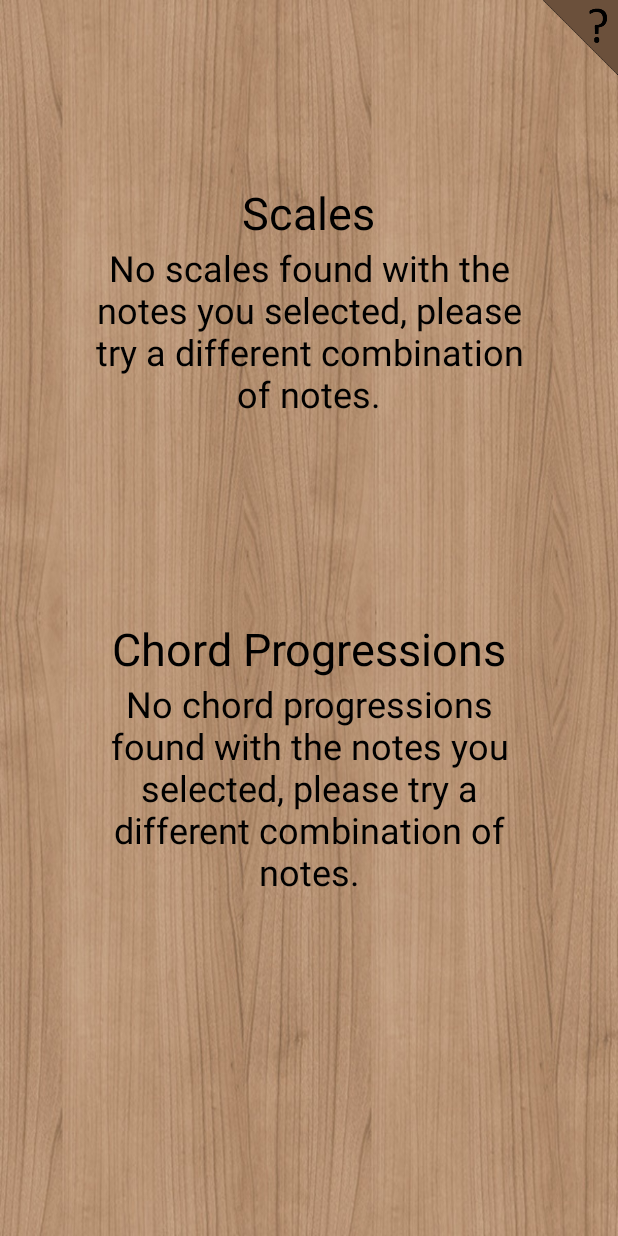
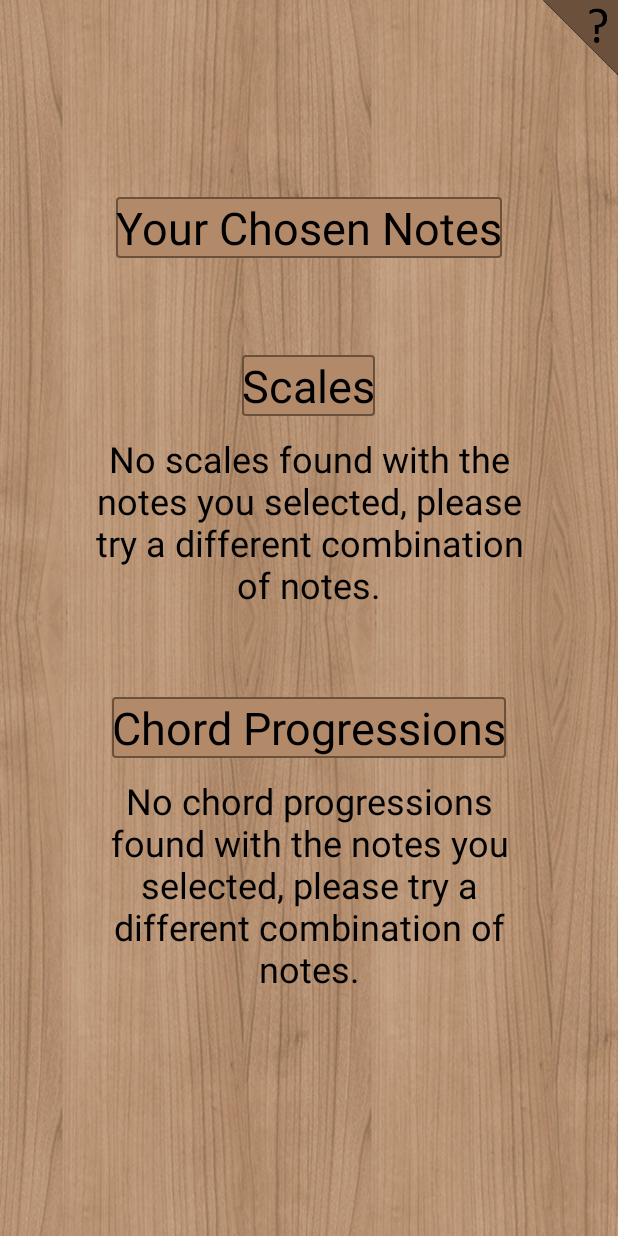
Before and after one commit to cs-4518/fp, an Android app: the ChordProgressionActivity screen opened directly, with no data from a screen before it, on a phone screen of 412 x 824 dp. Run offline under Robolectric (Android 15) with nearby library versions, the phone set to English and light mode, and no system bars.

Commit message:
UI upgrades (#18)
* Add basic style

* Add thumb style and update colors

* Change app background to wood

* Update main layout

* Increase min SDK version to allow custom SeekBar progress color

* Add help button

* Add help text

* Add new help layout to improve aesthetics

* Update help screen layout, color, and text

* Fix merge errors

* Add view on ChordProgressionActivity to view selected notes

* Update second page titles and colors, fix merge errors

* Change size of help screens

```diff
--- a/app/src/main/java/android/example/cs4518fp/ChordProgressionActivity.java
+++ b/app/src/main/java/android/example/cs4518fp/ChordProgressionActivity.java
@@ -35,6 +35,9 @@ public class ChordProgressionActivity extends AppCompatActivity {
         mHelpText.setMovementMethod(new ScrollingMovementMethod());
 
         Bundle extras = getIntent().getExtras();
+
+        TextView mStorageText = findViewById(R.id.storageText);
+
         note[0] = "";
         note[1] = "";
         note[2] = "";
@@ -43,6 +46,8 @@ public class ChordProgressionActivity extends AppCompatActivity {
             note[0] = extras.getString("note1");
             note[1] = extras.getString("note2");
             note[2] = extras.getString("note3");
+
+            mStorageText.setText(String.format("%s, %s, %s", note[0], note[1], note[2]));
         }
         findChords(note);
     }
@@ -236,28 +241,28 @@ public class ChordProgressionActivity extends AppCompatActivity {
             }
             if (!note[1].equals("") && note[2].equals("") & check1 && check2) {
                 Log.d("testLoop", "testLoop");
-                /*mScalesText.append(allScales[i][7] + " (" + allScales[i][0] + "-" + allScales[i][1] + "-"
-                        + allScales[i][2] + "-" + allScales[i][3] + "-" + allScales[i][4]
-                        + "-" + allScales[i][5] + "-" + allScales[i][6] + ")\n");*/
+                /*mScalesText.append(allScales[i][7] + " (" + allScales[i][0] + " - " + allScales[i][1] + " - "
+                        + allScales[i][2] + " - " + allScales[i][3] + " - " + allScales[i][4]
+                        + " - " + allScales[i][5] + " - " + allScales[i][6] + ")\n");*/
                 mChordText.setText("");
                 mScalesText.setText("");
                 mScalesText.append(allScales[i][7] + "\n");
-                mChordText.append(allScales[i][I] + "-" + allScales[i][V] + "-" + allScales[i][VI] + "m-" + allScales[i][IV] + "\n");
-                mChordText.append(allScales[i][I] + "-" + allScales[i][IV] + "-" + allScales[i][V] + "\n");
+                mChordText.append(allScales[i][I] + " - " + allScales[i][V] + " - " + allScales[i][VI] + "m -" + allScales[i][IV] + "\n");
+                mChordText.append(allScales[i][I] + " - " + allScales[i][IV] + " - " + allScales[i][V] + "\n");
             } else if (!note[1].equals("") && !note[2].equals("") && check1 && check2 && check3) {
                 mChordText.setText("");
                 mScalesText.setText("");
                 mScalesText.append(allScales[i][7] + "\n");
 
-                mChordText.append(allScales[i][I] + "-" + allScales[i][V] + "-" + allScales[i][VI] + "m-" + allScales[i][IV] + "\n");
-                mChordText.append(allScales[i][I] + "-" + allScales[i][IV] + "-" + allScales[i][V] + "\n");
+                mChordText.append(allScales[i][I] + " - " + allScales[i][V] + " - " + allScales[i][VI] + "m -" + allScales[i][IV] + "\n");
+                mChordText.append(allScales[i][I] + " - " + allScales[i][IV] + " - " + allScales[i][V] + "\n");
             } else if (note[1].equals("") && note[2].equals("") && check1) {
                 mChordText.setText("");
                 mScalesText.setText("");
                 mScalesText.append(allScales[i][7] + "\n");
 
-                mChordText.append(allScales[i][I] + "-" + allScales[i][V] + "-" + allScales[i][VI] + "m-" + allScales[i][IV] + "\n");
-                mChordText.append(allScales[i][I] + "-" + allScales[i][IV] + "-" + allScales[i][V] + "\n");
+                mChordText.append(allScales[i][I] + " - " + allScales[i][V] + " - " + allScales[i][VI] + "m -" + allScales[i][IV] + "\n");
+                mChordText.append(allScales[i][I] + " - " + allScales[i][IV] + " - " + allScales[i][V] + "\n");
             }
 
 
--- a/app/src/main/java/android/example/cs4518fp/MainActivity.java
+++ b/app/src/main/java/android/example/cs4518fp/MainActivity.java
@@ -222,6 +222,7 @@ public class MainActivity extends AppCompatActivity {
         }
     }
 
+
     public void showInfo(View view) {
         if (storage1.equals("")) {
             Toast.makeText(getApplicationContext(), "Please store one or more notes first", Toast.LENGTH_SHORT).show();
--- /dev/null
+++ b/app/src/main/res/drawable/rectangle_border.xml
@@ -0,0 +1,20 @@
+<?xml version="1.0" encoding="utf-8"?>
+<shape xmlns:android="http://schemas.android.com/apk/res/android"
+    android:shape="rectangle" >
+
+    <!-- View background color -->
+    <solid
+        android:color="@color/colorMedium" >
+    </solid>
+
+    <!-- View border color and width -->
+    <stroke
+        android:width="1dp"
+        android:color="@color/colorDark" >
+    </stroke>
+
+    <corners
+        android:radius="2dp"   >
+    </corners>
+
+</shape>
--- a/app/src/main/res/layout/activity_chord_progression.xml
+++ b/app/src/main/res/layout/activity_chord_progression.xml
@@ -16,10 +16,31 @@
         app:layout_constraintStart_toStartOf="parent"
         app:layout_constraintTop_toTopOf="parent">
 
+
+        <TextView
+            android:id="@+id/notes"
+            android:layout_width="wrap_content"
+            android:layout_height="wrap_content"
+            android:background="@drawable/rectangle_border"
+            android:text="@string/notes_text"
+            android:textColor="#000000"
+            android:textSize="30sp" />
+
+
+        <TextView
+            android:id="@+id/storageText"
+            android:layout_width="wrap_content"
+            android:layout_height="wrap_content"
+            android:layout_marginTop="12dp"
+            android:layout_marginBottom="20dp"
+            android:textColor="#000000"
+            android:textSize="24sp" />
+
         <TextView
             android:id="@+id/title"
             android:layout_width="wrap_content"
             android:layout_height="wrap_content"
+            android:background="@drawable/rectangle_border"
             android:text="@string/scales_text"
             android:textColor="#000000"
             android:textSize="30sp" />
@@ -27,8 +48,9 @@
         <ScrollView
             android:id="@+id/scaleScroll"
             android:layout_width="wrap_content"
-            android:layout_height="250dp"
+            android:layout_height="175dp"
             android:layout_marginStart="50dp"
+            android:layout_marginTop="12dp"
             android:layout_marginEnd="50dp">
 
             <LinearLayout
@@ -52,6 +74,7 @@
             android:id="@+id/chordTitle"
             android:layout_width="wrap_content"
             android:layout_height="wrap_content"
+            android:background="@drawable/rectangle_border"
             android:text="@string/chord_progressions"
             android:textColor="#000000"
             android:textSize="30sp" />
@@ -59,8 +82,9 @@
         <ScrollView
             android:id="@+id/chordScroll"
             android:layout_width="wrap_content"
-            android:layout_height="250dp"
+            android:layout_height="175dp"
             android:layout_marginStart="50dp"
+            android:layout_marginTop="12dp"
             android:layout_marginEnd="50dp">
 
             <LinearLayout
@@ -98,11 +122,11 @@
         android:id="@+id/helpLayout"
         android:layout_width="match_parent"
         android:layout_height="match_parent"
-        android:layout_marginStart="32dp"
-        android:layout_marginTop="32dp"
-        android:layout_marginEnd="32dp"
-        android:layout_marginBottom="32dp"
-        android:background="#C19E7E"
+        android:layout_marginStart="36dp"
+        android:layout_marginTop="20dp"
+        android:layout_marginEnd="36dp"
+        android:layout_marginBottom="20dp"
+        android:background="@color/colorLight"
         android:visibility="invisible"
         app:layout_constraintBottom_toBottomOf="parent"
         app:layout_constraintEnd_toEndOf="parent"
--- a/app/src/main/res/layout/activity_main.xml
+++ b/app/src/main/res/layout/activity_main.xml
@@ -124,11 +124,11 @@
         android:id="@+id/helpLayout"
         android:layout_width="match_parent"
         android:layout_height="match_parent"
-        android:layout_marginStart="32dp"
-        android:layout_marginTop="32dp"
-        android:layout_marginEnd="32dp"
-        android:layout_marginBottom="32dp"
-        android:background="#C19E7E"
+        android:layout_marginStart="20dp"
+        android:layout_marginTop="34dp"
+        android:layout_marginEnd="20dp"
+        android:layout_marginBottom="34dp"
+        android:background="@color/colorLight"
         android:visibility="invisible"
         app:layout_constraintBottom_toBottomOf="parent"
         app:layout_constraintEnd_toEndOf="parent"
--- a/app/src/main/res/values/colors.xml
+++ b/app/src/main/res/values/colors.xml
@@ -1,6 +1,8 @@
 <?xml version="1.0" encoding="utf-8"?>
 <resources>
-    <color name="colorPrimary">#008577</color>
-    <color name="colorPrimaryDark">#00574B</color>
-    <color name="colorAccent">#D81B60</color>
+    <color name="colorPrimary">#FFFFFF</color>
+    <color name="colorPrimaryDark">#000000</color>
+    <color name="colorLight">#C19E7E</color>
+    <color name="colorDark">#6B503B</color>
+    <color name="colorMedium">#B28A69</color>
 </resources>
--- a/app/src/main/res/values/strings.xml
+++ b/app/src/main/res/values/strings.xml
@@ -20,8 +20,9 @@
      Then, when you\'ve decided on a note, press the \"&store_button;\" button to save it. After storing one to
     three notes, press the \"&chord_prog_button;\" button to see common chord progressions involving the notes
         you\'ve selected.\n\nPress the ? button in the top right again to hide this menu.</string>
-    <string name="scales_text">Scales</string>
-    <string name="chord_progressions">Chord Progressions</string>
+    <string name="scales_text">  Scales  </string>
+    <string name="chord_progressions">  Chord Progressions  </string>
+    <string name="notes_text">  Your Chosen Notes  </string>
     <string name="chord_progression_activity_name">Chord Progression Activity</string>
     <string name="chord_help_title">Chord\nRecommendations</string>
     <string name="chord_help_text">This screen contains recommendation for scales and chord progressions
--- a/app/src/main/res/values/styles.xml
+++ b/app/src/main/res/values/styles.xml
@@ -5,7 +5,6 @@
         <!-- Customize your theme here. -->
         <item name="colorPrimary">@color/colorPrimary</item>
         <item name="colorPrimaryDark">@color/colorPrimaryDark</item>
-        <item name="colorAccent">@color/colorAccent</item>
     </style>
 
 </resources>
```
